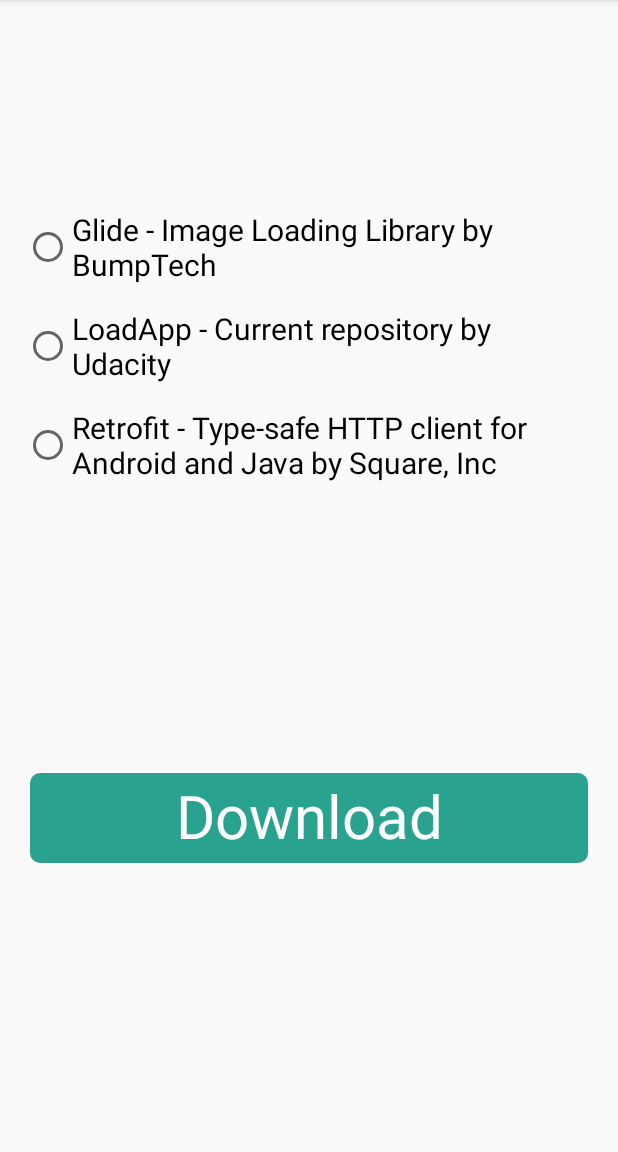
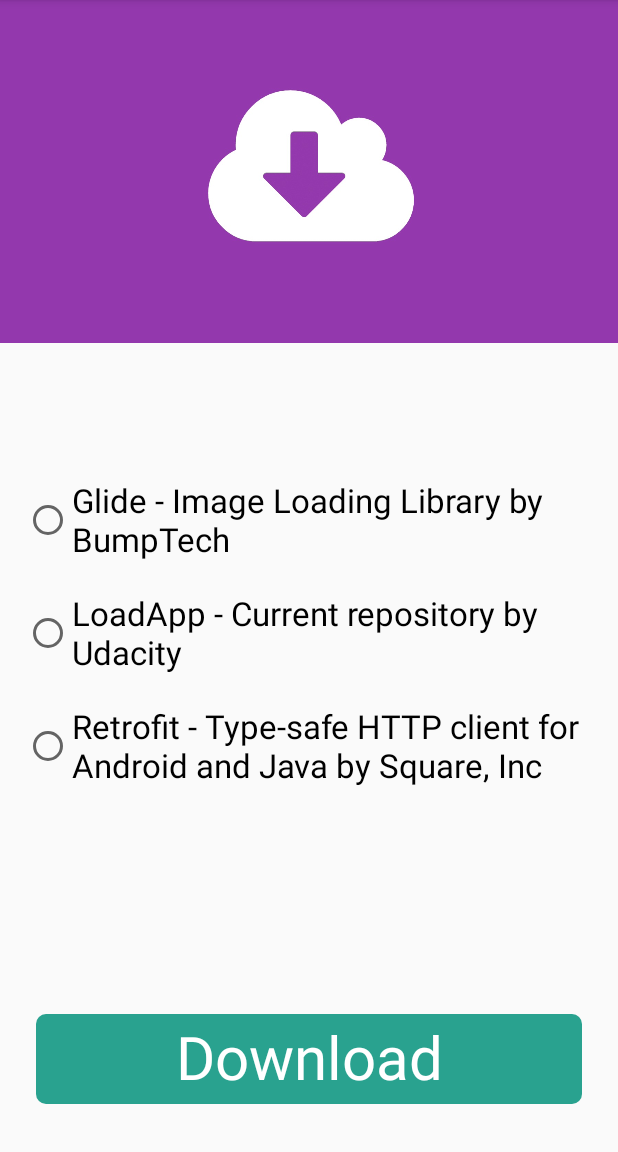
Before and after one commit to venfriti/download-assistant, an Android app: the screen it shows after launch (MainActivity), on a phone screen of 412 x 824 dp, the part 84-1236 px from its top. Run offline under Robolectric (Android 15) with nearby library versions, the phone set to English and light mode, and no system bars.

Commit message:
redesign the main layout

```diff
--- a/app/src/main/res/layout/activity_main.xml
+++ b/app/src/main/res/layout/activity_main.xml
@@ -23,6 +23,6 @@
     <include layout="@layout/content_main"
         android:layout_width="match_parent"
         android:layout_height="match_parent"
-        android:layout_marginTop="180dp"/>
+        android:layout_marginTop="55dp"/>
 
 </androidx.coordinatorlayout.widget.CoordinatorLayout>
--- a/app/src/main/res/layout/content_detail.xml
+++ b/app/src/main/res/layout/content_detail.xml
@@ -67,7 +67,7 @@
         android:layout_marginBottom="24dp"
         android:minHeight="48dp"
         android:text="@string/ok"
-        android:textSize="20sp"
+        android:textSize="24sp"
         android:textColor="@color/white"
         android:background="@color/colorAccent"
         app:layout_constraintBottom_toBottomOf="parent"
--- a/app/src/main/res/layout/content_main.xml
+++ b/app/src/main/res/layout/content_main.xml
@@ -9,49 +9,61 @@
     tools:context=".MainActivity"
     tools:showIn="@layout/activity_main">
 
+    <ImageView
+        android:id="@+id/downloadImage"
+        android:layout_width="match_parent"
+        android:layout_height="230dp"
+        app:layout_constraintStart_toStartOf="parent"
+        app:layout_constraintEnd_toEndOf="parent"
+        app:layout_constraintTop_toTopOf="parent"
+        android:contentDescription="@string/download_image"
+        android:src="@drawable/download_image"/>
+
     <RadioGroup
         android:id="@+id/radio_group"
         android:layout_width="wrap_content"
         android:layout_height="wrap_content"
+        android:layout_marginTop="72dp"
+        app:layout_constraintEnd_toEndOf="parent"
         app:layout_constraintStart_toStartOf="parent"
-        app:layout_constraintEnd_toEndOf="parent"
-        app:layout_constraintTop_toTopOf="parent">
+        app:layout_constraintTop_toBottomOf="@id/downloadImage">
 
         <RadioButton
             android:id="@+id/option_one"
+            style="@style/radioButtonProperties"
             android:layout_width="match_parent"
             android:layout_height="wrap_content"
-            style="@style/radioButtonProperties"
-            android:text="@string/glide_image_loading_library_by_bumptech"
-            android:contentDescription="@string/glide_image_loading_library_by_bumptech"/>
+            android:contentDescription="@string/glide_image_loading_library_by_bumptech"
+            android:text="@string/glide_image_loading_library_by_bumptech" />
 
         <RadioButton
             android:id="@+id/option_two"
+            style="@style/radioButtonProperties"
             android:layout_width="match_parent"
             android:layout_height="wrap_content"
-            style="@style/radioButtonProperties"
-            android:text="@string/loadapp_current_repository_by_udacity"
-            android:contentDescription="@string/loadapp_current_repository_by_udacity"/>
+            android:contentDescription="@string/loadapp_current_repository_by_udacity"
+            android:text="@string/loadapp_current_repository_by_udacity" />
 
         <RadioButton
             android:id="@+id/option_three"
+            style="@style/radioButtonProperties"
             android:layout_width="match_parent"
             android:layout_height="wrap_content"
-            style="@style/radioButtonProperties"
-            android:text="@string/retrofit_type_safe_http_client_for_android_and_java_by_square_inc"
-            android:contentDescription="@string/retrofit_type_safe_http_client_for_android_and_java_by_square_inc"/>
+            android:contentDescription="@string/retrofit_type_safe_http_client_for_android_and_java_by_square_inc"
+            android:text="@string/retrofit_type_safe_http_client_for_android_and_java_by_square_inc" />
     </RadioGroup>
 
     <com.example.LoadingButton
         android:id="@+id/custom_button"
         android:layout_width="match_parent"
         android:layout_height="60dp"
-        android:layout_margin="20dp"
+        android:layout_marginLeft="24dp"
+        android:layout_marginRight="24dp"
+        android:layout_marginBottom="32dp"
         android:contentDescription="@string/download"
         android:text="@string/download"
         app:layout_constraintBottom_toBottomOf="parent"
         app:layout_constraintEnd_toEndOf="parent"
-        app:layout_constraintStart_toStartOf="parent"
-        app:layout_constraintTop_toBottomOf="@id/radio_group" />
+        app:layout_constraintStart_toStartOf="parent" />
 
 </androidx.constraintlayout.widget.ConstraintLayout>
--- a/app/src/main/res/values/strings.xml
+++ b/app/src/main/res/values/strings.xml
@@ -27,4 +27,5 @@
     <string name="file_name">File name:</string>
     <string name="ok">OK</string>
     <string name="status">Status:</string>
+    <string name="download_image">Download Image</string>
 </resources>
--- a/app/src/main/res/values/styles.xml
+++ b/app/src/main/res/values/styles.xml
@@ -14,11 +14,11 @@
     </style>
 
     <style name="radioButtonProperties">
-        <item name="android:minHeight">48dp</item>
+        <item name="android:minHeight">60dp</item>
         <item name="android:layout_marginLeft">16dp</item>
         <item name="android:layout_marginRight">16dp</item>
         <item name="android:layout_marginTop">15dp</item>
-        <item name="android:textSize">20sp</item>
+        <item name="android:textSize">22sp</item>
     </style>
 
     <style name="AppTheme.AppBarOverlay" parent="ThemeOverlay.AppCompat.Dark.ActionBar" />
```
Also changed, not shown: app/src/main/res/drawable/download_image.jpg (added).
